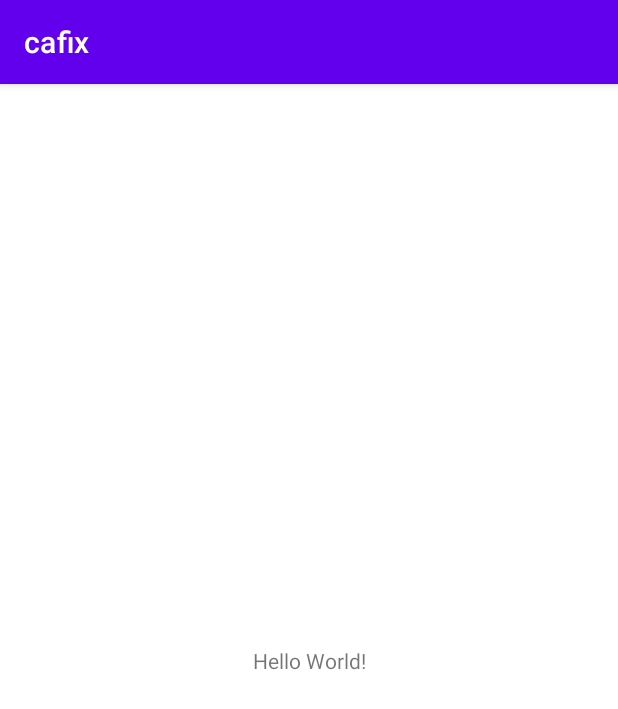
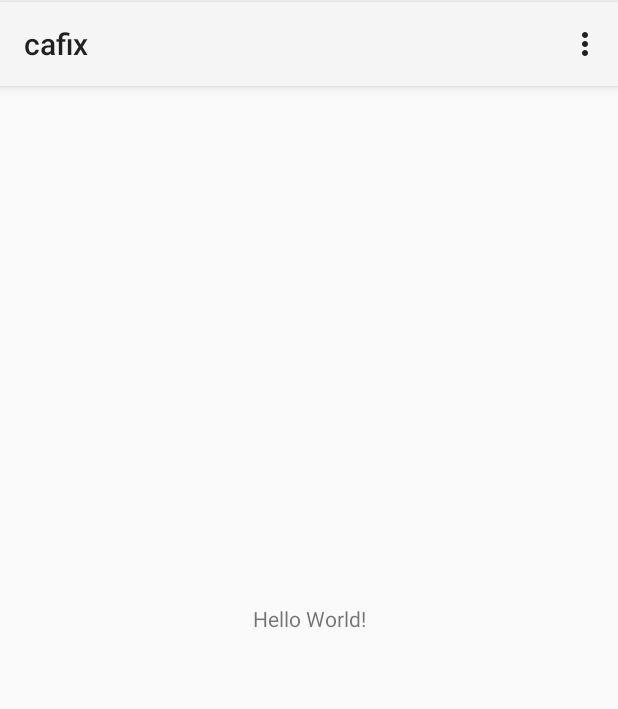
Before and after one commit to LUXIANZE/Android-Java-App-Bar-and-Overflow-Menu, an Android app: the screen it shows after launch (MainActivity), on a phone screen of 412 x 824 dp. Shown: the top 709 px of the screen. Run offline under Robolectric (Android 15) with nearby library versions, the phone set to English and light mode, and no system bars.

Commit message:
Init Menu setup

```diff
--- a/app/src/main/AndroidManifest.xml
+++ b/app/src/main/AndroidManifest.xml
@@ -8,7 +8,7 @@
         android:label="@string/app_name"
         android:roundIcon="@mipmap/ic_launcher_round"
         android:supportsRtl="true"
-        android:theme="@style/Theme.AndroidJavaAppBarAndOverflowMenu">
+        android:theme="@style/Theme.AppCompat.Light.NoActionBar">
         <activity android:name=".MainActivity">
             <intent-filter>
                 <action android:name="android.intent.action.MAIN" />
--- a/app/src/main/java/com/example/androidjavaappbarandoverflowmenu/MainActivity.java
+++ b/app/src/main/java/com/example/androidjavaappbarandoverflowmenu/MainActivity.java
@@ -1,8 +1,14 @@
 package com.example.androidjavaappbarandoverflowmenu;
 
 import androidx.appcompat.app.AppCompatActivity;
+import androidx.appcompat.widget.Toolbar;
 
+import android.content.Context;
 import android.os.Bundle;
+import android.view.Menu;
+import android.view.MenuInflater;
+import android.view.MenuItem;
+import android.widget.Toast;
 
 public class MainActivity extends AppCompatActivity {
 
@@ -10,5 +16,35 @@ public class MainActivity extends AppCompatActivity {
     protected void onCreate(Bundle savedInstanceState) {
         super.onCreate(savedInstanceState);
         setContentView(R.layout.activity_main);
+        Toolbar myToolbar = (Toolbar) findViewById(R.id.my_toolbar);
+        setSupportActionBar(myToolbar);
+    }
+    @Override
+    public boolean onCreateOptionsMenu(Menu menu) {
+        MenuInflater inflater = getMenuInflater();
+        inflater.inflate(R.menu.main_menu, menu);
+        return true;
+    }
+    @Override
+    public boolean onOptionsItemSelected(MenuItem item) {
+        // Handle item selection
+        switch (item.getItemId()) {
+            case R.id.option2:
+                toastMessageService(item.getTitle());
+                return true;
+            case R.id.option1:
+                toastMessageService(item.getTitle());
+                return true;
+            default:
+                return super.onOptionsItemSelected(item);
+        }
+    }
+    private void toastMessageService(CharSequence message){
+        Context context = getApplicationContext();
+        CharSequence text = message + " Selected";
+        int duration = Toast.LENGTH_SHORT;
+
+        Toast toast = Toast.makeText(context, text, duration);
+        toast.show();
     }
 }
--- a/app/src/main/res/layout/activity_main.xml
+++ b/app/src/main/res/layout/activity_main.xml
@@ -7,6 +7,7 @@
     tools:context=".MainActivity">
 
     <TextView
+        android:id="@+id/textView"
         android:layout_width="wrap_content"
         android:layout_height="wrap_content"
         android:text="Hello World!"
@@ -15,4 +16,17 @@
         app:layout_constraintRight_toRightOf="parent"
         app:layout_constraintTop_toTopOf="parent" />
 
+    <androidx.appcompat.widget.Toolbar
+        android:id="@+id/my_toolbar"
+        android:layout_width="match_parent"
+        android:layout_height="?attr/actionBarSize"
+        android:background="?attr/colorPrimary"
+        android:elevation="4dp"
+        android:theme="@style/ThemeOverlay.AppCompat.ActionBar"
+        app:layout_constraintBottom_toBottomOf="parent"
+        app:layout_constraintEnd_toEndOf="parent"
+        app:layout_constraintStart_toStartOf="parent"
+        app:layout_constraintTop_toTopOf="parent"
+        app:layout_constraintVertical_bias="0.002"
+        app:popupTheme="@style/ThemeOverlay.AppCompat.Light"/>
 </androidx.constraintlayout.widget.ConstraintLayout>
--- /dev/null
+++ b/app/src/main/res/menu/main_menu.xml
@@ -0,0 +1,7 @@
+<?xml version="1.0" encoding="utf-8"?>
+<menu xmlns:android="http://schemas.android.com/apk/res/android">
+    <item android:id="@+id/option1"
+        android:title="Option 1"/>
+    <item android:id="@+id/option2"
+        android:title="Option 2" />
+</menu>
```
